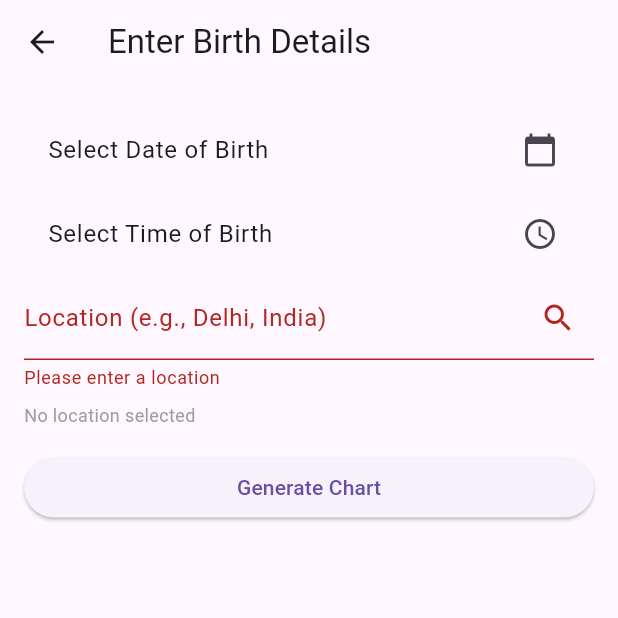
After one commit to VivXwan/astrology-app-flutter, a Flutter app: the InputScreen screen opened directly, after a tap on "Generate Chart", on a phone screen of 412 x 824 dp, the top half of it. The commit adds this screen. Run offline on Flutter 3.47's test engine with Material 3 defaults, Android fonts, the light colour scheme and no system bars; our stand-ins replace dio, geocoding; network calls fail.

Commit message:
Added input_screen.dart to faclitate user input. But not using it yet.

```diff
--- a/lib/main.dart
+++ b/lib/main.dart
@@ -2,6 +2,7 @@ import 'package:flutter/material.dart';
 import 'package:provider/provider.dart';
 import '../services/api_service.dart';
 import 'screens/chart_screen.dart';
+import 'screens/input_screen.dart';
 import 'models/chart.dart';
 
 void main() {
--- /dev/null
+++ b/lib/screens/input_screen.dart
@@ -0,0 +1,238 @@
+import 'package:flutter/material.dart';
+import 'package:geocoding/geocoding.dart';
+import 'package:provider/provider.dart';
+import '../main.dart'; // For ChartProvider and ApiService
+import 'chart_screen.dart'; // To navigate to ChartScreen
+
+class InputScreen extends StatefulWidget {
+  const InputScreen({super.key});
+
+  @override
+  State<InputScreen> createState() => _InputScreenState();
+}
+
+class _InputScreenState extends State<InputScreen> {
+  final _formKey = GlobalKey<FormState>();
+  final _locationController = TextEditingController();
+  DateTime? _selectedDate;
+  TimeOfDay? _selectedTime;
+  double? _tzOffset;
+  String? _locationQuery;
+  double? _latitude;
+  double? _longitude;
+  bool _isLoading = false;
+  String? _errorMessage;
+
+  // Date picker
+  Future<void> _pickDate(BuildContext context) async {
+    final DateTime? picked = await showDatePicker(
+      context: context,
+      initialDate: DateTime.now(),
+      firstDate: DateTime(1900),
+      lastDate: DateTime.now(),
+    );
+    if (picked != null && picked != _selectedDate) {
+      setState(() {
+        _selectedDate = picked;
+      });
+    }
+  }
+
+  // Time picker (simplified, assuming time_picker_with_timezone provides a widget or method)
+  Future<void> _pickTime(BuildContext context) async {
+    // Note: time_picker_with_timezone is not a standard package, so this is a placeholder.
+    // You'll need to replace this with the actual implementation based on the package API.
+    final TimeOfDay? picked = await showTimePicker(
+      context: context,
+      initialTime: TimeOfDay.now(),
+    );
+    if (picked != null && picked != _selectedTime) {
+      setState(() {
+        _selectedTime = picked;
+        // Placeholder for timezone offset; replace with actual timezone picker logic
+        _tzOffset = 5.5; // Example: IST offset
+      });
+    }
+  }
+
+  // Geocoding for location
+  Future<void> _searchLocation(String query) async {
+    setState(() {
+      _isLoading = true;
+      _errorMessage = null;
+    });
+    try {
+        print('Geocoding query: $query'); // Debug log
+        List<Location> locations = await locationFromAddress(query);
+        if (locations.isNotEmpty) {
+            setState(() {
+            _latitude = locations.first.latitude;
+            _longitude = locations.first.longitude;
+            _locationQuery = query;
+            print('Location found: Lat: $_latitude, Long: $_longitude'); // Debug log
+            });
+        } else {
+            setState(() {
+            _errorMessage = 'Location not found';
+            _latitude = null;
+            _longitude = null;
+            print('No locations found'); // Debug log
+            });
+        }
+    } catch (e) {
+        setState(() {
+        _errorMessage = 'Error finding location: $e';
+        _latitude = null;
+        _longitude = null;
+        print('Geocoding error: $e'); // Debug log
+      });
+    } finally {
+        setState(() {
+        _isLoading = false;
+      });
+    }
+  }
+
+  // Form submission
+  void _submitForm(BuildContext context) async {
+    if (_formKey.currentState!.validate()) {
+      _formKey.currentState!.save();
+
+      // If location query is filled but lat/long are null, trigger geocoding
+      if (_locationQuery != null && _locationQuery!.isNotEmpty && (_latitude == null || _longitude == null)) {
+        await _searchLocation(_locationQuery!);
+      }
+
+      // Validate all fields
+      if (_selectedDate == null || _selectedTime == null || _latitude == null || _longitude == null || _tzOffset == null) {
+        setState(() {
+          _errorMessage = 'Please fill all fields';
+        });
+        return;
+      }
+
+      setState(() {
+        _isLoading = true;
+        _errorMessage = null;
+      });
+
+      try {
+        print('Submitting chart request: Year: ${_selectedDate!.year}, '
+            'Month: ${_selectedDate!.month}, Day: ${_selectedDate!.day}, '
+            'Hour: ${_selectedTime!.hour}, Minute: ${_selectedTime!.minute}, '
+            'Lat: $_latitude, Long: $_longitude, TZ: $_tzOffset'); // Debug log
+        final provider = Provider.of<ChartProvider>(context, listen: false);
+        await provider.fetchChart(
+          year: _selectedDate!.year,
+          month: _selectedDate!.month,
+          day: _selectedDate!.day,
+          hour: _selectedTime!.hour.toDouble(),
+          minute: _selectedTime!.minute.toDouble(),
+          latitude: _latitude!,
+          longitude: _longitude!,
+          tzOffset: _tzOffset!,
+        );
+        // Navigate to ChartScreen to display the chart
+        Navigator.pushReplacement(
+          context,
+          MaterialPageRoute(builder: (context) => const ChartScreen()),
+        );
+      } catch (e) {
+        setState(() {
+          _errorMessage = 'Error generating chart: $e';
+          print('Chart fetch error: $e'); // Debug log
+        });
+      } finally {
+        setState(() {
+          _isLoading = false;
+        });
+      }
+    }
+  }
+
+  @override
+  void dispose() {
+    _locationController.dispose(); // Dispose controller
+    super.dispose();
+  }
+
+  @override
+  Widget build(BuildContext context) {
+    return Scaffold(
+      appBar: AppBar(
+        title: const Text('Enter Birth Details'),
+      ),
+      body: Padding(
+        padding: const EdgeInsets.all(16.0),
+        child: Form(
+          key: _formKey,
+          child: ListView(
+            children: [
+              // Date of Birth
+              ListTile(
+                title: Text(
+                  _selectedDate == null
+                      ? 'Select Date of Birth'
+                      : 'Date: ${_selectedDate!.toString().split(' ')[0]}',
+                ),
+                trailing: const Icon(Icons.calendar_today),
+                onTap: () => _pickDate(context),
+              ),
+              // Time of Birth
+              ListTile(
+                title: Text(
+                  _selectedTime == null
+                      ? 'Select Time of Birth'
+                      : 'Time: ${_selectedTime!.format(context)} (TZ: $_tzOffset)',
+                ),
+                trailing: const Icon(Icons.access_time),
+                onTap: () => _pickTime(context),
+              ),
+              // Location
+              TextFormField(
+                controller: _locationController, // Add controller
+                decoration: const InputDecoration(
+                  labelText: 'Location (e.g., Delhi, India)',
+                  suffixIcon: Icon(Icons.search),
+                ),
+                onSaved: (value) {
+                  _locationQuery = value;
+                },
+                validator: (value) {
+                  if (value == null || value.isEmpty) {
+                    return 'Please enter a location';
+                  }
+                  return null;
+                },
+                onFieldSubmitted: (value) {
+                  _searchLocation(value);
+                },
+              ),
+              const SizedBox(height: 8),
+              Text(
+                _latitude != null && _longitude != null
+                    ? 'Lat: $_latitude, Long: $_longitude'
+                    : 'No location selected',
+                style: const TextStyle(fontSize: 12, color: Colors.grey),
+              ),
+              const SizedBox(height: 16),
+              // Error message
+              if (_errorMessage != null)
+                Text(
+                  _errorMessage!,
+                  style: const TextStyle(color: Colors.red),
+                ),
+              // Submit button
+              ElevatedButton(
+                onPressed: _isLoading ? null : () => _submitForm(context),
+                child: _isLoading
+                    ? const CircularProgressIndicator(color: Colors.white)
+                    : const Text('Generate Chart'),
+              ),
+            ],
+          ),
+        ),
+      ),
+    );
+  }
+}
--- a/lib/utils/constants.dart
+++ b/lib/utils/constants.dart
@@ -1,7 +1,8 @@
 import 'package:flutter/material.dart';
 
 class Constants {
-  static const String apiBaseUrl = 'http://localhost:8000';
+  // static const String apiBaseUrl = 'http://localhost:8000';
+  static const String apiBaseUrl = 'http://192.168.1.3:8000';
   static const Map<String, Color> planetColors = {
     'Sun': Color(0xFFFF9800),
     'Moon': Color(0xFFB0BEC5),
--- a/pubspec.yaml
+++ b/pubspec.yaml
@@ -12,6 +12,7 @@ dependencies:
   dio: ^5.3.0
   fl_chart: ^0.63.0
   provider: ^6.0.5
+  geocoding: ^2.1.0
   intl: ^0.18.1
   shared_preferences: ^2.2.2
   time_picker_with_timezone: ^0.0.2
```
Also changed, not shown: pubspec.lock, 1 other file.
